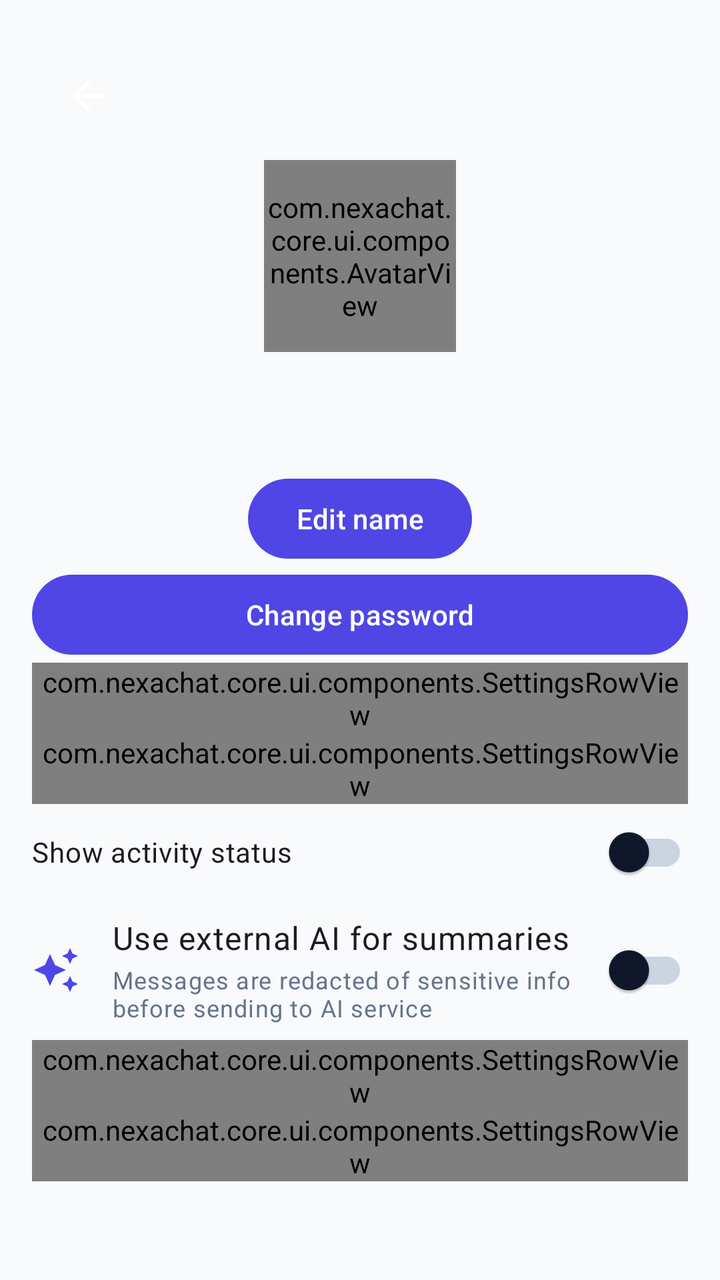
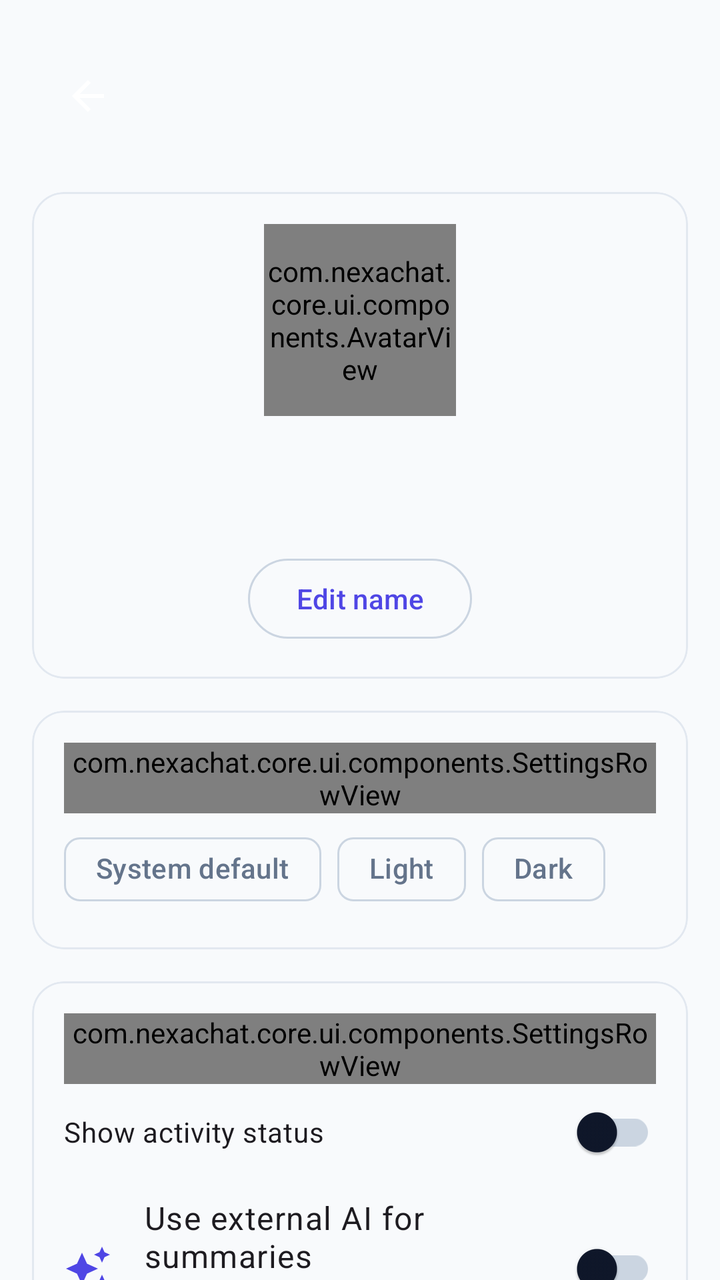

An Android layout rendered at two revisions. The XML below is the earlier revision; the diff shows what the commit changed to produce the second picture.
<!-- AndroidManifest.xml: application theme Theme.NexaChat -->
<!-- res/layout/fragment_profile.xml -->
<?xml version="1.0" encoding="utf-8"?>
<androidx.core.widget.NestedScrollView xmlns:android="http://schemas.android.com/apk/res/android"
    xmlns:app="http://schemas.android.com/apk/res-auto"
    android:layout_width="match_parent"
    android:layout_height="match_parent">
    <LinearLayout
        android:id="@+id/profileColumn"
        android:layout_width="match_parent"
        android:layout_height="wrap_content"
        android:gravity="center_horizontal"
        android:orientation="vertical"
        android:padding="@dimen/space_md">
        <com.google.android.material.appbar.MaterialToolbar
            android:id="@+id/profileToolbar"
            android:layout_width="match_parent"
            android:layout_height="?attr/actionBarSize"
            app:navigationContentDescription="@string/cd_back"
            app:navigationIcon="@drawable/ic_arrow_back" />
        <com.nexachat.core.ui.components.AvatarView
            android:id="@+id/profileAvatar"
            android:layout_width="96dp"
            android:layout_height="96dp" />
        <TextView android:id="@+id/profileName" android:layout_width="wrap_content" android:layout_height="wrap_content" android:layout_marginTop="@dimen/space_sm" android:textAppearance="?attr/textAppearanceHeadlineSmall"/>
        <TextView android:id="@+id/profilePhone" android:layout_width="wrap_content" android:layout_height="wrap_content" android:textAppearance="?attr/textAppearanceBodyMedium" />
        <com.google.android.material.textfield.TextInputLayout android:id="@+id/nameLayout" android:layout_width="match_parent" android:layout_height="wrap_content" android:visibility="gone" android:hint="@string/auth_display_name_label">
            <com.google.android.material.textfield.TextInputEditText android:id="@+id/nameInput" android:layout_width="match_parent" android:layout_height="wrap_content" android:singleLine="true" />
        </com.google.android.material.textfield.TextInputLayout>
        <LinearLayout android:id="@+id/nameActions" android:layout_width="match_parent" android:layout_height="wrap_content" android:gravity="end" android:visibility="gone">
            <com.google.android.material.button.MaterialButton android:id="@+id/cancelName" style="?attr/materialButtonOutlinedStyle" android:layout_width="wrap_content" android:layout_height="wrap_content" android:text="@string/action_cancel" />
            <com.google.android.material.button.MaterialButton android:id="@+id/saveName" android:layout_width="wrap_content" android:layout_height="wrap_content" android:text="@string/action_save" />
        </LinearLayout>
        <com.google.android.material.button.MaterialButton android:id="@+id/editName" android:layout_width="wrap_content" android:layout_height="wrap_content" android:text="@string/cd_edit_name" />
        <com.google.android.material.button.MaterialButton android:id="@+id/changePassword" android:layout_width="match_parent" android:layout_height="wrap_content" android:text="@string/profile_change_password" />
        <com.nexachat.core.ui.components.SettingsRowView android:id="@+id/languageRow" android:layout_width="match_parent" android:layout_height="wrap_content"/>
        <com.nexachat.core.ui.components.SettingsRowView android:id="@+id/themeRow" android:layout_width="match_parent" android:layout_height="wrap_content"/>
        <com.google.android.material.switchmaterial.SwitchMaterial android:id="@+id/showPresence" android:layout_width="match_parent" android:layout_height="wrap_content" android:text="@string/privacy_show_presence" />
        <LinearLayout
            android:id="@+id/aiConsentRow"
            android:layout_width="match_parent"
            android:layout_height="wrap_content"
            android:gravity="center_vertical"
            android:orientation="horizontal"
            android:paddingVertical="@dimen/space_sm">

            <ImageView
                android:layout_width="24dp"
                android:layout_height="24dp"
                android:contentDescription="@null"
                android:src="@drawable/ic_auto_awesome"
                app:tint="?attr/colorPrimary" />

            <LinearLayout
                android:layout_width="0dp"
                android:layout_height="wrap_content"
                android:layout_marginStart="@dimen/space_md"
                android:layout_marginEnd="@dimen/space_xs"
                android:layout_weight="1"
                android:orientation="vertical">

                <TextView
                    android:layout_width="match_parent"
                    android:layout_height="wrap_content"
                    android:text="@string/settings_ai_summary_consent_title"
                    android:textAppearance="?attr/textAppearanceBodyLarge" />

                <TextView
                    android:layout_width="match_parent"
                    android:layout_height="wrap_content"
                    android:layout_marginTop="2dp"
                    android:text="@string/settings_ai_summary_consent_desc"
                    android:textAppearance="?attr/textAppearanceBodySmall"
                    android:textColor="?attr/colorOnSurfaceVariant" />
            </LinearLayout>

            <com.google.android.material.switchmaterial.SwitchMaterial
                android:id="@+id/aiSummaryConsent"
                android:layout_width="wrap_content"
                android:layout_height="wrap_content" />
        </LinearLayout>
        <com.nexachat.core.ui.components.SettingsRowView android:id="@+id/logoutRow" android:layout_width="match_parent" android:layout_height="wrap_content"/>
        <com.nexachat.core.ui.components.SettingsRowView android:id="@+id/logoutAllRow" android:layout_width="match_parent" android:layout_height="wrap_content" />
        <TextView android:id="@+id/profileError" android:layout_width="match_parent" android:layout_height="wrap_content" android:textColor="?attr/colorError" android:visibility="gone" />
    </LinearLayout>
</androidx.core.widget.NestedScrollView>
<!-- resources referenced by this layout -->
<resources>
  <dimen name="space_md">16dp</dimen>
  <dimen name="space_sm">8dp</dimen>
  <dimen name="space_xs">4dp</dimen>
  <string name="action_cancel">Cancel</string>
  <string name="action_save">Save</string>
  <string name="auth_display_name_label">Display name</string>
  <string name="cd_back">Back</string>
  <string name="cd_edit_name">Edit name</string>
  <string name="privacy_show_presence">Show activity status</string>
  <string name="profile_change_password">Change password</string>
  <string name="settings_ai_summary_consent_desc">Messages are redacted of sensitive info before sending to AI service</string>
  <string name="settings_ai_summary_consent_title">Use external AI for summaries</string>
  <style name="Theme.NexaChat" parent="Theme.NexaChat.Views" />
  <color name="colorPrimary">@color/brand_indigo</color>
  <color name="colorOnPrimary">#FFFFFFFF</color>
  <color name="colorPrimaryContainer">@color/brand_indigo_container</color>
  <color name="colorOnPrimaryContainer">@color/brand_on_indigo_container</color>
  <color name="colorSecondary">@color/slate_secondary</color>
  <color name="colorOnSecondary">#FFFFFFFF</color>
  <color name="colorSecondaryContainer">@color/slate_secondary_container</color>
  <color name="colorOnSecondaryContainer">@color/slate_on_secondary_container</color>
  <color name="colorTertiary">@color/tertiary_sky</color>
  <color name="colorOnTertiary">#FFFFFFFF</color>
  <color name="colorTertiaryContainer">@color/tertiary_sky_container</color>
  <color name="colorOnTertiaryContainer">@color/tertiary_on_sky_container</color>
  <color name="colorError">@color/error_red</color>
  <color name="colorOnError">#FFFFFFFF</color>
  <color name="colorErrorContainer">@color/error_container_light</color>
  <color name="colorOnErrorContainer">@color/on_error_container_light</color>
  <color name="colorBackground">@color/background_light</color>
  <color name="colorOnBackground">@color/text_primary_light</color>
  <color name="colorSurface">@color/surface_light</color>
  <color name="colorOnSurface">@color/text_primary_light</color>
  <color name="colorSurfaceVariant">@color/surface_variant_light</color>
  <color name="colorOnSurfaceVariant">@color/text_secondary_light</color>
  <color name="colorOutline">@color/slate_border</color>
  <color name="colorOutlineVariant">@color/slate_divider</color>
  <style name="TextAppearance.NexaChat.BodyLarge" parent="TextAppearance.Material3.BodyLarge" />
  <style name="TextAppearance.NexaChat.BodySmall" parent="TextAppearance.Material3.BodySmall" />
  <style name="TextAppearance.NexaChat.LabelSmall" parent="TextAppearance.Material3.LabelSmall" />
  <color name="brand_indigo">#FF4F46E5</color>
  <color name="brand_indigo_container">#FFE0E7FF</color>
  <color name="brand_on_indigo_container">#FF1E1B4B</color>
  <color name="slate_secondary">#FF505F76</color>
  <color name="slate_secondary_container">#FFD0E1FB</color>
  <color name="slate_on_secondary_container">#FF1D283A</color>
  <color name="tertiary_sky">#FF0EA5E9</color>
  <color name="tertiary_sky_container">#FFBAE6FD</color>
  <color name="tertiary_on_sky_container">#FF0369A1</color>
  <color name="error_red">#FFBA1A1A</color>
  <color name="error_container_light">#FFFFDAD6</color>
  <color name="on_error_container_light">#FF93000A</color>
  <color name="background_light">#FFF8FAFC</color>
  <color name="text_primary_light">#FF0F172A</color>
  <color name="surface_light">#FFF8FAFC</color>
  <color name="surface_variant_light">#FFE0E3E5</color>
  <color name="text_secondary_light">#FF64748B</color>
  <color name="slate_border">#FFCBD5E1</color>
  <color name="slate_divider">#FFE2E8F0</color>
  <dimen name="min_touch_target">48dp</dimen>
  <dimen name="corner_sm">8dp</dimen>
  <dimen name="corner_md">12dp</dimen>
  <dimen name="corner_lg">16dp</dimen>
  <!-- unchanged entries left out for length: 16 -->
</resources>

<!-- the commit's change to res/layout/fragment_profile.xml (unified diff, before → after) -->
@@ -3,6 +3,7 @@
     xmlns:app="http://schemas.android.com/apk/res-auto"
     android:layout_width="match_parent"
     android:layout_height="match_parent">
+
     <LinearLayout
         android:id="@+id/profileColumn"
         android:layout_width="match_parent"
@@ -10,75 +11,265 @@
         android:gravity="center_horizontal"
         android:orientation="vertical"
         android:padding="@dimen/space_md">
+
         <com.google.android.material.appbar.MaterialToolbar
             android:id="@+id/profileToolbar"
             android:layout_width="match_parent"
             android:layout_height="?attr/actionBarSize"
             app:navigationContentDescription="@string/cd_back"
             app:navigationIcon="@drawable/ic_arrow_back" />
-        <com.nexachat.core.ui.components.AvatarView
-            android:id="@+id/profileAvatar"
-            android:layout_width="96dp"
-            android:layout_height="96dp" />
-        <TextView android:id="@+id/profileName" android:layout_width="wrap_content" android:layout_height="wrap_content" android:layout_marginTop="@dimen/space_sm" android:textAppearance="?attr/textAppearanceHeadlineSmall"/>
-        <TextView android:id="@+id/profilePhone" android:layout_width="wrap_content" android:layout_height="wrap_content" android:textAppearance="?attr/textAppearanceBodyMedium" />
-        <com.google.android.material.textfield.TextInputLayout android:id="@+id/nameLayout" android:layout_width="match_parent" android:layout_height="wrap_content" android:visibility="gone" android:hint="@string/auth_display_name_label">
-            <com.google.android.material.textfield.TextInputEditText android:id="@+id/nameInput" android:layout_width="match_parent" android:layout_height="wrap_content" android:singleLine="true" />
-        </com.google.android.material.textfield.TextInputLayout>
-        <LinearLayout android:id="@+id/nameActions" android:layout_width="match_parent" android:layout_height="wrap_content" android:gravity="end" android:visibility="gone">
-            <com.google.android.material.button.MaterialButton android:id="@+id/cancelName" style="?attr/materialButtonOutlinedStyle" android:layout_width="wrap_content" android:layout_height="wrap_content" android:text="@string/action_cancel" />
-            <com.google.android.material.button.MaterialButton android:id="@+id/saveName" android:layout_width="wrap_content" android:layout_height="wrap_content" android:text="@string/action_save" />
-        </LinearLayout>
-        <com.google.android.material.button.MaterialButton android:id="@+id/editName" android:layout_width="wrap_content" android:layout_height="wrap_content" android:text="@string/cd_edit_name" />
-        <com.google.android.material.button.MaterialButton android:id="@+id/changePassword" android:layout_width="match_parent" android:layout_height="wrap_content" android:text="@string/profile_change_password" />
-        <com.nexachat.core.ui.components.SettingsRowView android:id="@+id/languageRow" android:layout_width="match_parent" android:layout_height="wrap_content"/>
-        <com.nexachat.core.ui.components.SettingsRowView android:id="@+id/themeRow" android:layout_width="match_parent" android:layout_height="wrap_content"/>
-        <com.google.android.material.switchmaterial.SwitchMaterial android:id="@+id/showPresence" android:layout_width="match_parent" android:layout_height="wrap_content" android:text="@string/privacy_show_presence" />
-        <LinearLayout
-            android:id="@+id/aiConsentRow"
-            android:layout_width="match_parent"
-            android:layout_height="wrap_content"
-            android:gravity="center_vertical"
-            android:orientation="horizontal"
-            android:paddingVertical="@dimen/space_sm">
-
-            <ImageView
-                android:layout_width="24dp"
-                android:layout_height="24dp"
-                android:contentDescription="@null"
-                android:src="@drawable/ic_auto_awesome"
-                app:tint="?attr/colorPrimary" />
-
-            <LinearLayout
-                android:layout_width="0dp"
-                android:layout_height="wrap_content"
-                android:layout_marginStart="@dimen/space_md"
-                android:layout_marginEnd="@dimen/space_xs"
-                android:layout_weight="1"
-                android:orientation="vertical">
+
+        <com.google.android.material.card.MaterialCardView
+            android:layout_width="match_parent"
+            android:layout_height="wrap_content"
+            android:layout_marginTop="@dimen/space_md"
+            app:cardBackgroundColor="?attr/colorSurface"
+            app:cardCornerRadius="16dp"
+            app:cardElevation="0dp"
+            app:strokeColor="?attr/colorOutlineVariant"
+            app:strokeWidth="1dp">
+
+            <LinearLayout
+                android:layout_width="match_parent"
+                android:layout_height="wrap_content"
+                android:gravity="center_horizontal"
+                android:orientation="vertical"
+                android:padding="@dimen/space_md">
+
+                <com.nexachat.core.ui.components.AvatarView
+                    android:id="@+id/profileAvatar"
+                    android:layout_width="96dp"
+                    android:layout_height="96dp" />
 
                 <TextView
-                    android:layout_width="match_parent"
-                    android:layout_height="wrap_content"
-                    android:text="@string/settings_ai_summary_consent_title"
-                    android:textAppearance="?attr/textAppearanceBodyLarge" />
+                    android:id="@+id/profileName"
+                    android:layout_width="wrap_content"
+                    android:layout_height="wrap_content"
+                    android:layout_marginTop="@dimen/space_sm"
+                    android:textAppearance="?attr/textAppearanceHeadlineSmall"
+                    android:textStyle="bold" />
 
                 <TextView
-                    android:layout_width="match_parent"
-                    android:layout_height="wrap_content"
-                    android:layout_marginTop="2dp"
-                    android:text="@string/settings_ai_summary_consent_desc"
-                    android:textAppearance="?attr/textAppearanceBodySmall"
+                    android:id="@+id/profilePhone"
+                    android:layout_width="wrap_content"
+                    android:layout_height="wrap_content"
+                    android:textAppearance="?attr/textAppearanceBodyMedium"
                     android:textColor="?attr/colorOnSurfaceVariant" />
-            </LinearLayout>
-
-            <com.google.android.material.switchmaterial.SwitchMaterial
-                android:id="@+id/aiSummaryConsent"
-                android:layout_width="wrap_content"
-                android:layout_height="wrap_content" />
-        </LinearLayout>
-        <com.nexachat.core.ui.components.SettingsRowView android:id="@+id/logoutRow" android:layout_width="match_parent" android:layout_height="wrap_content"/>
-        <com.nexachat.core.ui.components.SettingsRowView android:id="@+id/logoutAllRow" android:layout_width="match_parent" android:layout_height="wrap_content" />
-        <TextView android:id="@+id/profileError" android:layout_width="match_parent" android:layout_height="wrap_content" android:textColor="?attr/colorError" android:visibility="gone" />
+
+                <com.google.android.material.textfield.TextInputLayout
+                    android:id="@+id/nameLayout"
+                    android:layout_width="match_parent"
+                    android:layout_height="wrap_content"
+                    android:layout_marginTop="@dimen/space_sm"
+                    android:hint="@string/auth_display_name_label"
+                    android:visibility="gone">
+
+                    <com.google.android.material.textfield.TextInputEditText
+                        android:id="@+id/nameInput"
+                        android:layout_width="match_parent"
+                        android:layout_height="wrap_content"
+                        android:singleLine="true" />
+                </com.google.android.material.textfield.TextInputLayout>
+
+                <LinearLayout
+                    android:id="@+id/nameActions"
+                    android:layout_width="match_parent"
+                    android:layout_height="wrap_content"
+                    android:gravity="end"
+                    android:visibility="gone">
+
+                    <com.google.android.material.button.MaterialButton
+                        android:id="@+id/cancelName"
+                        style="?attr/materialButtonOutlinedStyle"
+                        android:layout_width="wrap_content"
+                        android:layout_height="wrap_content"
+                        android:text="@string/action_cancel" />
+
+                    <com.google.android.material.button.MaterialButton
+                        android:id="@+id/saveName"
+                        android:layout_width="wrap_content"
+                        android:layout_height="wrap_content"
+                        android:text="@string/action_save" />
+                </LinearLayout>
+
+                <com.google.android.material.button.MaterialButton
+                    android:id="@+id/editName"
+                    style="?attr/materialButtonOutlinedStyle"
+                    android:layout_width="wrap_content"
+                    android:layout_height="wrap_content"
+                    android:layout_marginTop="@dimen/space_sm"
+                    android:text="@string/cd_edit_name" />
+            </LinearLayout>
+        </com.google.android.material.card.MaterialCardView>
+
+        <com.google.android.material.card.MaterialCardView
+            android:layout_width="match_parent"
+            android:layout_height="wrap_content"
+            android:layout_marginTop="@dimen/space_md"
+            app:cardBackgroundColor="?attr/colorSurface"
+            app:cardCornerRadius="16dp"
+            app:cardElevation="0dp"
+            app:strokeColor="?attr/colorOutlineVariant"
+            app:strokeWidth="1dp">
+
+            <LinearLayout
+                android:layout_width="match_parent"
+                android:layout_height="wrap_content"
+                android:orientation="vertical"
+                android:padding="@dimen/space_md">
+
+                <com.nexachat.core.ui.components.SettingsRowView
+                    android:id="@+id/themeRow"
+                    android:layout_width="match_parent"
+                    android:layout_height="wrap_content" />
+
+                <com.google.android.material.chip.ChipGroup
+                    android:id="@+id/themeQuickChips"
+                    android:layout_width="match_parent"
+                    android:layout_height="wrap_content"
+                    android:layout_marginTop="@dimen/space_xs"
+                    app:selectionRequired="true"
+                    app:singleSelection="true">
+
+                    <com.google.android.material.chip.Chip
+                        android:id="@+id/themeChipSystem"
+                        style="@style/Widget.Material3.Chip.Filter"
+                        android:layout_width="wrap_content"
+                        android:layout_height="wrap_content"
+                        android:text="@string/theme_system" />
+
+                    <com.google.android.material.chip.Chip
+                        android:id="@+id/themeChipLight"
+                        style="@style/Widget.Material3.Chip.Filter"
+                        android:layout_width="wrap_content"
+                        android:layout_height="wrap_content"
+                        android:text="@string/theme_light" />
+
+                    <com.google.android.material.chip.Chip
+                        android:id="@+id/themeChipDark"
+                        style="@style/Widget.Material3.Chip.Filter"
+                        android:layout_width="wrap_content"
+                        android:layout_height="wrap_content"
+                        android:text="@string/theme_dark" />
+                </com.google.android.material.chip.ChipGroup>
+            </LinearLayout>
+        </com.google.android.material.card.MaterialCardView>
+
+        <com.google.android.material.card.MaterialCardView
+            android:layout_width="match_parent"
+            android:layout_height="wrap_content"
+            android:layout_marginTop="@dimen/space_md"
+            app:cardBackgroundColor="?attr/colorSurface"
+            app:cardCornerRadius="16dp"
+            app:cardElevation="0dp"
+            app:strokeColor="?attr/colorOutlineVariant"
+            app:strokeWidth="1dp">
+
+            <LinearLayout
+                android:layout_width="match_parent"
+                android:layout_height="wrap_content"
+                android:orientation="vertical"
+                android:padding="@dimen/space_md">
+
+                <com.nexachat.core.ui.components.SettingsRowView
+                    android:id="@+id/languageRow"
+                    android:layout_width="match_parent"
+                    android:layout_height="wrap_content" />
+
+                <com.google.android.material.switchmaterial.SwitchMaterial
+                    android:id="@+id/showPresence"
+                    android:layout_width="match_parent"
+                    android:layout_height="wrap_content"
+                    android:text="@string/privacy_show_presence" />
+
+                <LinearLayout
+                    android:id="@+id/aiConsentRow"
+                    android:layout_width="match_parent"
+                    android:layout_height="wrap_content"
+                    android:gravity="center_vertical"
+                    android:orientation="horizontal"
+                    android:paddingVertical="@dimen/space_sm">
+
+                    <ImageView
+                        android:layout_width="24dp"
+                        android:layout_height="24dp"
+                        android:contentDescription="@null"
+                        android:src="@drawable/ic_auto_awesome"
+                        app:tint="?attr/colorPrimary" />
+
+                    <LinearLayout
+                        android:layout_width="0dp"
+                        android:layout_height="wrap_content"
+                        android:layout_marginStart="@dimen/space_md"
+                        android:layout_marginEnd="@dimen/space_xs"
+                        android:layout_weight="1"
+                        android:orientation="vertical">
+
+                        <TextView
+                            android:layout_width="match_parent"
+                            android:layout_height="wrap_content"
+                            android:text="@string/settings_ai_summary_consent_title"
+                            android:textAppearance="?attr/textAppearanceBodyLarge" />
+
+                        <TextView
+                            android:layout_width="match_parent"
+                            android:layout_height="wrap_content"
+                            android:layout_marginTop="2dp"
+                            android:text="@string/settings_ai_summary_consent_desc"
+                            android:textAppearance="?attr/textAppearanceBodySmall"
+                            android:textColor="?attr/colorOnSurfaceVariant" />
+                    </LinearLayout>
+
+                    <com.google.android.material.switchmaterial.SwitchMaterial
+                        android:id="@+id/aiSummaryConsent"
+                        android:layout_width="wrap_content"
+                        android:layout_height="wrap_content" />
+                </LinearLayout>
+
+                <com.google.android.material.button.MaterialButton
+                    android:id="@+id/changePassword"
+                    style="?attr/materialButtonOutlinedStyle"
+                    android:layout_width="match_parent"
+                    android:layout_height="wrap_content"
+                    android:layout_marginTop="@dimen/space_xs"
+                    android:text="@string/profile_change_password" />
+            </LinearLayout>
+        </com.google.android.material.card.MaterialCardView>
+
+        <com.google.android.material.card.MaterialCardView
+            android:layout_width="match_parent"
+            android:layout_height="wrap_content"
+            android:layout_marginTop="@dimen/space_md"
+            app:cardBackgroundColor="?attr/colorSurface"
+            app:cardCornerRadius="16dp"
+            app:cardElevation="0dp"
+            app:strokeColor="?attr/colorOutlineVariant"
+            app:strokeWidth="1dp">
+
+            <LinearLayout
+                android:layout_width="match_parent"
+                android:layout_height="wrap_content"
+                android:orientation="vertical"
+                android:padding="@dimen/space_md">
+
+                <com.nexachat.core.ui.components.SettingsRowView
+                    android:id="@+id/logoutRow"
+                    android:layout_width="match_parent"
+                    android:layout_height="wrap_content" />
+
+                <com.nexachat.core.ui.components.SettingsRowView
+                    android:id="@+id/logoutAllRow"
+                    android:layout_width="match_parent"
+                    android:layout_height="wrap_content" />
+            </LinearLayout>
+        </com.google.android.material.card.MaterialCardView>
+
+        <TextView
+            android:id="@+id/profileError"
+            android:layout_width="match_parent"
+            android:layout_height="wrap_content"
+            android:layout_marginTop="@dimen/space_md"
+            android:textColor="?attr/colorError"
+            android:visibility="gone" />
     </LinearLayout>
 </androidx.core.widget.NestedScrollView>
<!-- resource entries referenced after the edit -->
@@ -12,6 +12,9 @@
   <string name="profile_change_password">Change password</string>
   <string name="settings_ai_summary_consent_desc">Messages are redacted of sensitive info before sending to AI service</string>
   <string name="settings_ai_summary_consent_title">Use external AI for summaries</string>
+  <string name="theme_dark">Dark</string>
+  <string name="theme_light">Light</string>
+  <string name="theme_system">System default</string>
   <style name="Theme.NexaChat" parent="Theme.NexaChat.Views" />
   <color name="colorPrimary">@color/brand_indigo</color>
   <color name="colorOnPrimary">#FFFFFFFF</color>
